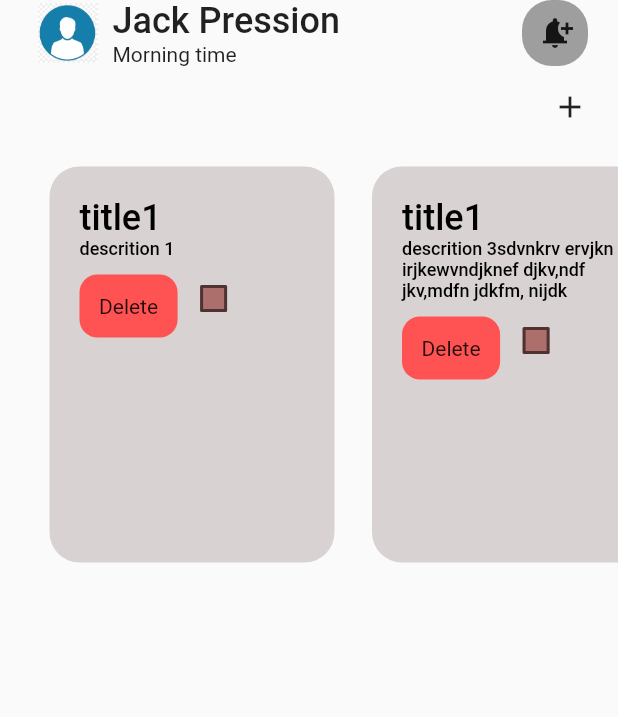
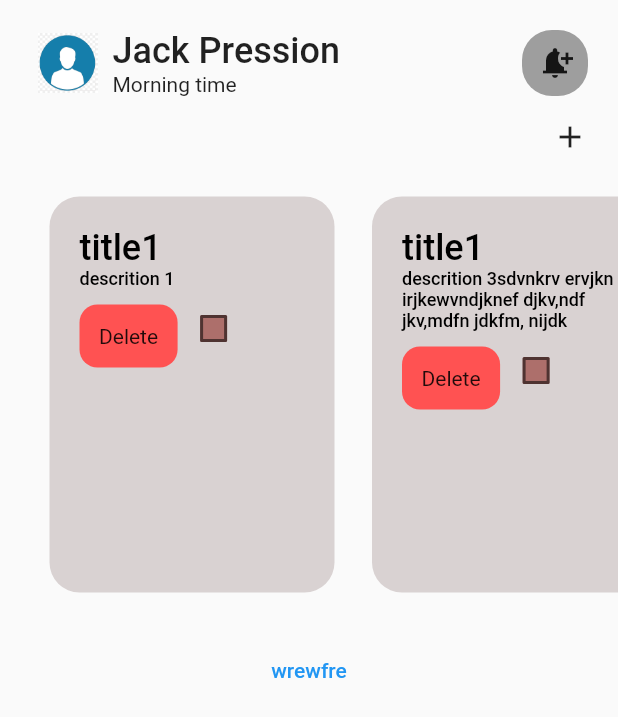
Before and after one commit to Robopicker/todo_app, a Flutter app: the screen it shows after launch, on a phone screen of 412 x 824 dp. Shown: the top 717 px of the screen. Run offline on Flutter 3.47's test engine with Material 2 defaults, Android fonts, the phone set to English and light mode, and no system bars.

Commit message:
integrated redux library

```diff
--- a/lib/main.dart
+++ b/lib/main.dart
@@ -2,9 +2,9 @@ import 'package:flutter/material.dart';
 import 'package:todo_app/src/AddToDo.dart';
 import 'package:todo_app/src/MyButton.dart';
 import 'package:todo_app/src/ToDoCard.dart';
-import 'package:todo_app/src/ToDoItem.dart';
 import 'package:todo_app/src/ToDoList.dart';
 import 'package:todo_app/src/UserInfo.dart';
+import 'package:todo_app/src/reduxTest.dart';
 
 void main() {
   runApp(const MyApp());
@@ -12,13 +12,32 @@ void main() {
 class MyApp extends StatelessWidget {
   const MyApp({super.key});
 
+ Row _buildRow(Color color, String label, IconData icon) {
+  return Row(children: [Icon(icon), Text(label, style: TextStyle(color: color, fontSize: 24),)],);
+ }
+
+final Widget textSection = const Padding(
+  padding: EdgeInsets.all(32),
+  child: Text(
+    'Lake Oeschinen lies at the foot of the Blüemlisalp in the Bernese '
+    'Alps. Situated 1,578 meters above sea level, it is one of the '
+    'larger Alpine Lakes. A gondola ride from Kandersteg, followed by a '
+    'half-hour walk through pastures and pine forest, leads you to the '
+    'lake, which warms to 20 degrees Celsius in the summer. Activities '
+    'enjoyed here include rowing, and riding the summer toboggan run.',
+    softWrap: true,
+  ),
+);
+
   @override
   Widget build(BuildContext context) {
 
     return MaterialApp(
       debugShowCheckedModeBanner: false,
       home: Scaffold(
-        body: SafeArea(child: Container(child: Column(children: [UserInfo(),ToDoList()]), padding: EdgeInsets.only(top: 0),))
+        body: SafeArea(child: Container(child: Column(children: [UserInfo(),
+        ToDoList(),
+        reduxTest()]), padding: EdgeInsets.only(top: 0),))
     )
     );
   }
--- a/lib/src/CheckBox.dart
+++ b/lib/src/CheckBox.dart
@@ -1,9 +1,9 @@
 import 'package:flutter/material.dart';
 
-void main() => runApp(const CheckboxWidget());
 
 class CheckboxWidget extends StatefulWidget {
-  const CheckboxWidget({super.key});
+  final Function callback;
+  const CheckboxWidget({super.key, required this.callback});
 
   @override
   State<CheckboxWidget> createState() => _MyWidgetState();
@@ -28,6 +28,7 @@ class _MyWidgetState extends State<CheckboxWidget> {
       fillColor: MaterialStateProperty.resolveWith(getColor),
       value: isChecked,
       onChanged: (bool ? value) => {
+        widget.callback(),
         setState(() {
           isChecked = value!;
         })
--- a/lib/src/ToDoCard.dart
+++ b/lib/src/ToDoCard.dart
@@ -3,15 +3,26 @@ import 'package:flutter/src/widgets/container.dart';
 import 'package:flutter/src/widgets/framework.dart';
 import 'package:todo_app/src/CheckBox.dart';
 
-class ToDoCard extends StatelessWidget {
-  final String title;
+class ToDoCard extends StatefulWidget {
+    final String title;
   final String desc;
   const ToDoCard({super.key, required this.title, required this.desc });
 
   @override
+  State<ToDoCard> createState() => _MyWidgetState();
+}
+
+class _MyWidgetState extends State<ToDoCard> {
+    bool flag = false;
+  callback() {
+    setState(() {
+      flag = !flag;
+    });
+  }
+  @override
   Widget build(BuildContext context) {
-    final Widget Title = Text(title, style: TextStyle(fontSize: 24, fontWeight: FontWeight.w500, color: Colors.black),);
-    final Dec = Container( child: Text(desc, style: TextStyle(fontSize: 12, fontWeight: FontWeight.w500, color: Colors.black)), width: 150,);
+    final Widget Title = Text(widget.title, style: TextStyle(fontSize: 24, fontWeight: FontWeight.w500, color: Colors.black),);
+    final Dec = Container( child: Text(widget.desc, style: TextStyle(fontSize: 12, fontWeight: FontWeight.w500, color: Colors.black)), width: 150,);
     final DeleteIcon = GestureDetector(
       onTap: () => {
         print("sdvdfvfd")
@@ -23,9 +34,9 @@ class ToDoCard extends StatelessWidget {
         margin: EdgeInsets.only(top: 10),
       ),
     );
-    final buttonPanel = Row(mainAxisAlignment: MainAxisAlignment.spaceEvenly,children: [DeleteIcon, CheckboxWidget() ],);
+    final buttonPanel = Row(mainAxisAlignment: MainAxisAlignment.spaceEvenly,children: [DeleteIcon, CheckboxWidget(callback: callback) ],);
     return Container(
-      decoration: BoxDecoration( color: Color.fromARGB(255, 217, 210, 210), borderRadius: BorderRadius.circular(20)),
+      decoration: BoxDecoration( color: flag ? Colors.blue : Color.fromARGB(255, 217, 210, 210), borderRadius: BorderRadius.circular(20)),
       child: Column(
         crossAxisAlignment: CrossAxisAlignment.start,
         children: [
--- a/lib/src/ToDoList.dart
+++ b/lib/src/ToDoList.dart
@@ -26,7 +26,7 @@ class _MyWidgetState extends State<ToDoList> {
     shrinkWrap: true,
     itemCount: entries.length,
     itemBuilder: (BuildContext context, int index) {
-      return Container( child: Row(children: [ToDoCard(title: '${entries[index].title}', desc: '${entries[index].desc}')]), padding: EdgeInsets.only(left: 25),);
+      return Container( child: Row(children: [ToDoCard(title: '${entries[index].title}', desc: '${entries[index].desc}' )]), padding: EdgeInsets.only(left: 25),);
     },
     separatorBuilder: (BuildContext context, int index) => const Divider(),
   );
--- a/lib/src/UserInfo.dart
+++ b/lib/src/UserInfo.dart
@@ -29,7 +29,7 @@ class UserInfo extends StatelessWidget {
     borderRadius: BorderRadius.circular(20)
     ),);
     return Container(
-      padding: EdgeInsets.only(left: 25),
+      padding: EdgeInsets.only(left: 25, top: 20),
 
       child: Row(children: [UserData, Notification], mainAxisAlignment: MainAxisAlignment.spaceBetween,),
     );
--- /dev/null
+++ b/lib/src/reduxTest.dart
@@ -0,0 +1,25 @@
+import 'package:flutter/material.dart';
+import 'package:flutter/src/widgets/container.dart';
+import 'package:flutter/src/widgets/framework.dart';
+
+class reduxTest extends StatefulWidget {
+  const reduxTest({super.key});
+
+  @override
+  State<reduxTest> createState() => _MyWidgetState();
+}
+
+class _MyWidgetState extends State<reduxTest> {
+  String st = 'wrewfre';
+  int counter = 1;
+  @override
+  Widget build(BuildContext context) {
+    print(counter);
+    return Container( child: TextButton(child: Text('${st}'), onPressed: () => {
+      setState(() {
+        counter = counter+1;
+        st = 'dfvfv';
+      })
+    },),);
+  }
+}
--- a/pubspec.yaml
+++ b/pubspec.yaml
@@ -36,6 +36,8 @@ dependencies:
   # The following adds the Cupertino Icons font to your application.
   # Use with the CupertinoIcons class for iOS style icons.
   cupertino_icons: ^1.0.2
+  flutter_redux: ^0.10.0
+  redux: ^5.0.0
 
 dev_dependencies:
   flutter_test:
@@ -47,6 +49,7 @@ dev_dependencies:
   # package. See that file for information about deactivating specific lint
   # rules and activating additional ones.
   flutter_lints: ^2.0.0
+  provider: ^6.0.0
 
 # For information on the generic Dart part of this file, see the
 # following page: https://dart.dev/tools/pub/pubspec
```
Also changed, not shown: lib/src/ToDoItem.dart (deleted, +0 -28 lines), pubspec.lock.
